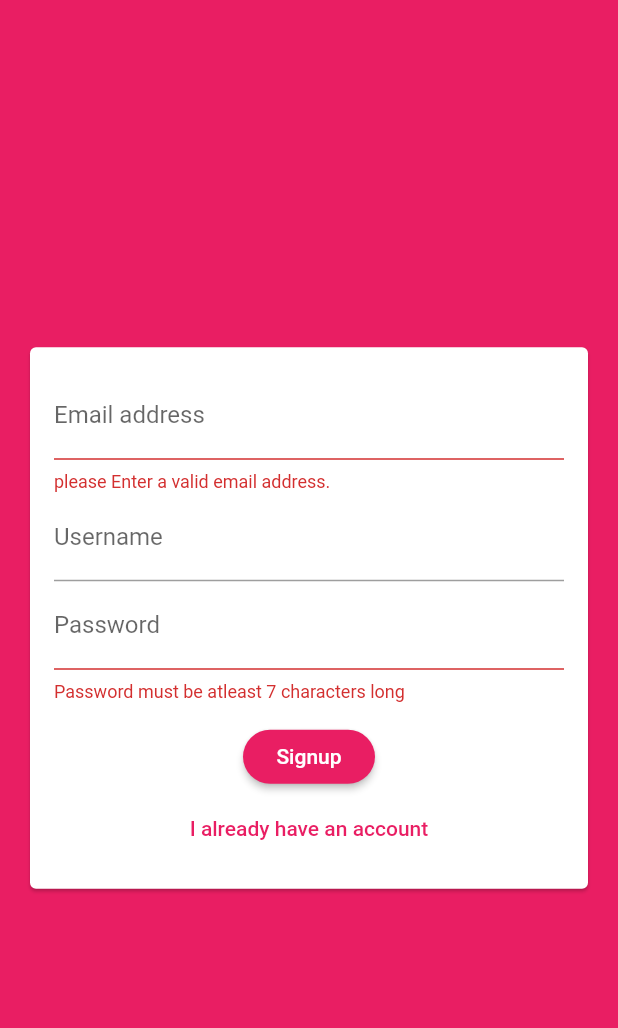
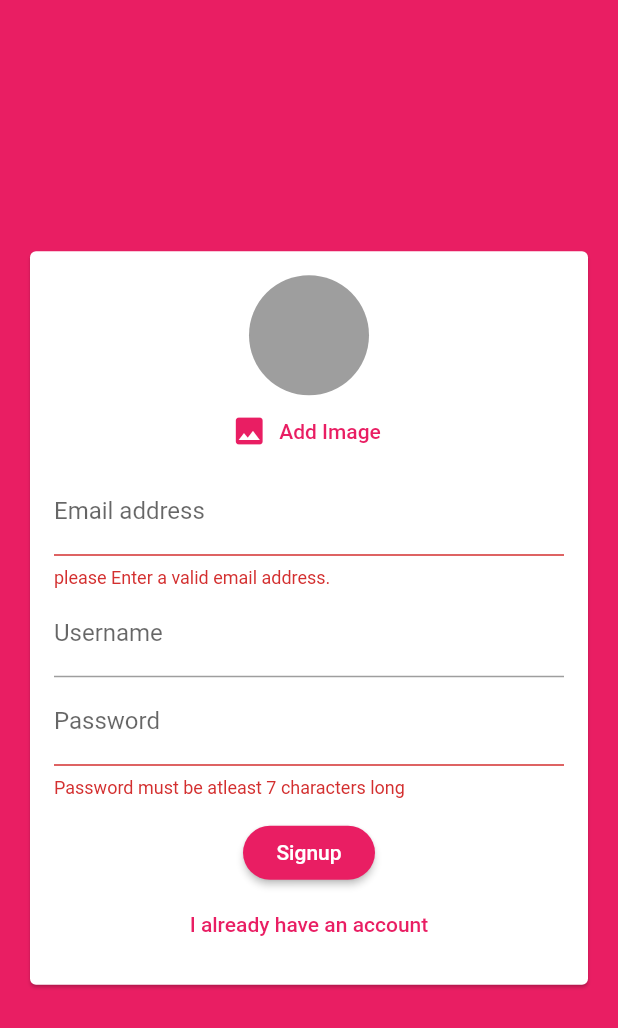
Before and after one commit to jerry2501/chat_app, a Flutter app: the screen it shows after launch, after a tap on "Login", after a tap on "Create new account", on a phone screen of 412 x 824 dp. Shown: the top 1028 px of the screen. Run offline on Flutter 3.47's test engine with Material 2 defaults, Android fonts, the phone set to English and light mode, and no system bars; our stand-ins replace cloud_firestore, firebase_auth, firebase_messaging, firebase_storage, image_picker; accounts and stored records are empty.

Commit message:
add all files

```diff
--- a/lib/main.dart
+++ b/lib/main.dart
@@ -1,5 +1,6 @@
 import 'package:chat_app/screens/auth_screen.dart';
 import 'package:chat_app/screens/chat_screen.dart';
+import 'package:chat_app/screens/splash_screen.dart';
 import 'package:firebase_auth/firebase_auth.dart';
 import 'package:flutter/material.dart';
 
@@ -27,6 +28,9 @@ class MyApp extends StatelessWidget {
       home: StreamBuilder(
         stream: FirebaseAuth.instance.onAuthStateChanged,
         builder: (context,userSnapshot){
+          if(userSnapshot.connectionState==ConnectionState.waiting){
+            return SplashScreen();
+          }
           if(userSnapshot.hasData){
             return ChatScreen();
           }
--- a/lib/screens/auth_screen.dart
+++ b/lib/screens/auth_screen.dart
@@ -1,6 +1,9 @@
+import 'dart:io';
+
 import 'package:chat_app/widgets/auth/auth_form.dart';
 import 'package:cloud_firestore/cloud_firestore.dart';
 import 'package:firebase_auth/firebase_auth.dart';
+import 'package:firebase_storage/firebase_storage.dart';
 
 import 'package:flutter/material.dart';
 import 'package:flutter/services.dart';
@@ -14,7 +17,7 @@ class _AuthScreenState extends State<AuthScreen> {
   final _auth=FirebaseAuth.instance;
   var _isLoading=false;
 
-  void _submitAuthForm(String email,String password,String username,bool isLogin,BuildContext ctx) async{
+  void _submitAuthForm(String email,String password,String username,File image,bool isLogin,BuildContext ctx) async{
     AuthResult authResult;
     try{
       setState(() {
@@ -24,10 +27,16 @@ class _AuthScreenState extends State<AuthScreen> {
         authResult=await _auth.signInWithEmailAndPassword(email: email, password: password);
       }
       else{
+
         authResult=await _auth.createUserWithEmailAndPassword(email: email, password: password);
+        final ref=FirebaseStorage.instance.ref().child('user_image').child(authResult.user.uid+'.jpg');
+        await ref.putFile(image).onComplete;
+        final url=await ref.getDownloadURL();
+
         await Firestore.instance.collection('users').document(authResult.user.uid).setData({
           'username':username,
           'email':email,
+          'image_url':url,
         });
       }
 
--- /dev/null
+++ b/lib/screens/splash_screen.dart
@@ -0,0 +1,13 @@
+import 'package:flutter/material.dart';
+
+class SplashScreen extends  StatelessWidget {
+  @override
+  Widget build(BuildContext context) {
+    return Scaffold(
+      backgroundColor: Theme.of(context).primaryColor,
+      body: Center(
+        child: Text('Loading...'),
+      ),
+    );
+  }
+}
--- a/lib/widgets/auth/auth_form.dart
+++ b/lib/widgets/auth/auth_form.dart
@@ -1,9 +1,13 @@
+
+import 'dart:io';
+
+import 'package:chat_app/widgets/pickers/user_image_picker.dart';
 import 'package:flutter/material.dart';
 
 class AuthForm extends  StatefulWidget {
   AuthForm(this.submitFn,this._isLoading);
   var _isLoading;
-  final void Function(String email,String password,String username,bool isLogin,BuildContext ctx) submitFn;
+  final void Function(String email,String password,String username,File image,bool isLogin,BuildContext ctx) submitFn;
   @override
   _AuthFormState createState() => _AuthFormState();
 }
@@ -14,13 +18,27 @@ class _AuthFormState extends State<AuthForm> {
   String _userEmail='';
   String _userName='';
   String _userPassword='';
+  File _userImageFile;
+
+  void _pickedImage(File image){
+    _userImageFile=image;
+  }
 
   void _trySubmit(){
     final _isValid=_formkey.currentState.validate();
     FocusScope.of(context).unfocus(); //close the keyboard
+    if(_userImageFile==null && !_isLogin){
+      Scaffold.of(context).showSnackBar(
+        SnackBar(
+          content: Text('Please Pick an image.'),
+          backgroundColor: Theme.of(context).errorColor,
+        )
+      );
+      return;
+    }
     if(_isValid){
       _formkey.currentState.save();
-      widget.submitFn(_userEmail.trim(),_userPassword.trim(),_userName.trim(),_isLogin,context);
+      widget.submitFn(_userEmail.trim(),_userPassword.trim(),_userName.trim(),_userImageFile,_isLogin,context);
     }
   }
 
@@ -37,8 +55,13 @@ class _AuthFormState extends State<AuthForm> {
               child: Column(
                 mainAxisSize: MainAxisSize.min,
                 children: [
+                  if(!_isLogin)
+                  UserImagePicker(_pickedImage),
                   TextFormField(
                     key: ValueKey('email'),
+                    autocorrect: false,
+                    textCapitalization: TextCapitalization.none,
+                    enableSuggestions: false,
                     validator:(value){
                       if(value.isEmpty || !value.contains('@')){
                         return 'please Enter a valid email address.';
@@ -56,6 +79,9 @@ class _AuthFormState extends State<AuthForm> {
                   if(!_isLogin)
                    TextFormField(
                      key: ValueKey('username'),
+                    autocorrect: true,
+                    textCapitalization: TextCapitalization.words,
+                    enableSuggestions: false,
                     validator:(value){
                       if(value.isEmpty || value.length<4){
                         return 'Please enter at least 4 characters';
--- a/lib/widgets/chat/messages.dart
+++ b/lib/widgets/chat/messages.dart
@@ -29,7 +29,9 @@ class Messages extends  StatelessWidget {
               itemBuilder: (ctx,index)=>MessageBubble(
                   chatDocs[index]['text'],
                   chatDocs[index]['userId']==futureSnapshot.data.uid,
+                  chatDocs[index]['userImage'],
                   ValueKey(chatDocs[index].documentID),
+                chatDocs[index]['username']
               ),
             );
           }
--- a/lib/widgets/chat/new_message.dart
+++ b/lib/widgets/chat/new_message.dart
@@ -15,10 +15,13 @@ class _NewMessageState extends State<NewMessage> {
   void _sendMessage() async{
     FocusScope.of(context).unfocus();
     final user=await FirebaseAuth.instance.currentUser();
+    final userData=await Firestore.instance.collection('users').document(user.uid).get();
     Firestore.instance.collection('chat').add({
       'text':_enteredMessage,
       'createdAt':Timestamp.now(),
       'userId':user.uid,
+      'username':userData['username'],
+      'userImage':userData['image_url']
     });
     _controller.clear();
   }
@@ -33,6 +36,9 @@ class _NewMessageState extends State<NewMessage> {
           Expanded(
             child: TextField(
               controller: _controller,
+              textCapitalization: TextCapitalization.sentences,
+              autocorrect: true,
+              enableSuggestions: true,
               decoration: InputDecoration(
                 labelText: 'Send a message'
               ),
--- /dev/null
+++ b/lib/widgets/pickers/user_image_picker.dart
@@ -0,0 +1,43 @@
+import 'dart:io';
+
+import 'package:flutter/material.dart';
+import 'package:image_picker/image_picker.dart';
+
+class UserImagePicker extends  StatefulWidget {
+  final Function(File pickedImage) imagePickFn;
+
+  UserImagePicker(this.imagePickFn);
+
+  @override
+  _UserImagePickerState createState() => _UserImagePickerState();
+}
+
+class _UserImagePickerState extends State<UserImagePicker> {
+  File _pickedImage;
+  void _pickImage() async{
+    final pickedImageFile=await ImagePicker.pickImage(source: ImageSource.gallery);
+    setState(() {
+      _pickedImage=pickedImageFile;
+    });
+    widget.imagePickFn(_pickedImage);
+  }
+
+  @override
+  Widget build(BuildContext context) {
+    return Column(
+      children: [
+        CircleAvatar(
+          radius: 40,
+            backgroundColor: Colors.grey,
+            backgroundImage:(_pickedImage!=null)? FileImage(_pickedImage):null,
+        ),
+        FlatButton.icon(
+          icon: Icon(Icons.image),
+          label: Text('Add Image'),
+          textColor: Theme.of(context).primaryColor,
+          onPressed: _pickImage,
+        ),
+      ],
+    );
+  }
+}
--- a/pubspec.yaml
+++ b/pubspec.yaml
@@ -25,6 +25,9 @@ dependencies:
     sdk: flutter
   cloud_firestore: ^0.13.5
   firebase_auth:
+  image_picker:
+  firebase_storage:
+  firebase_messaging: ^6.0.13
 
 
   # The following adds the Cupertino Icons font to your application.
```
Also changed, not shown: lib/screens/chat_screen.dart (+36 -1 lines), lib/widgets/chat/message_bubble.dart (+31 -4 lines), firebase.json (added), package-lock.json (added), pubspec.lock, 7 other files.
